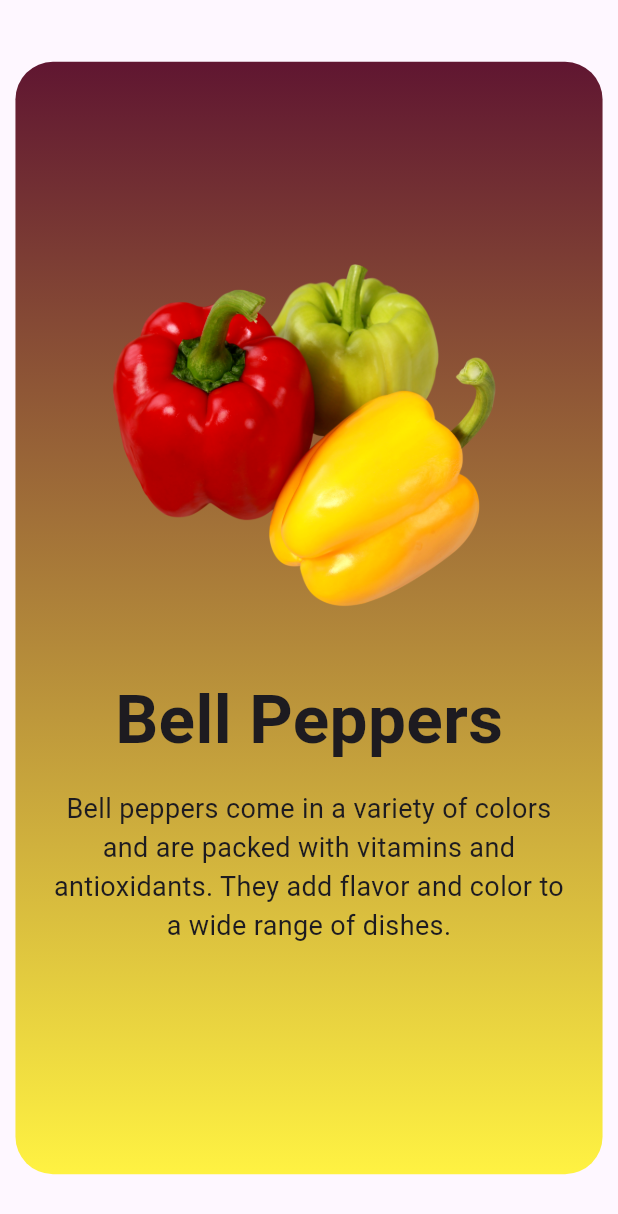
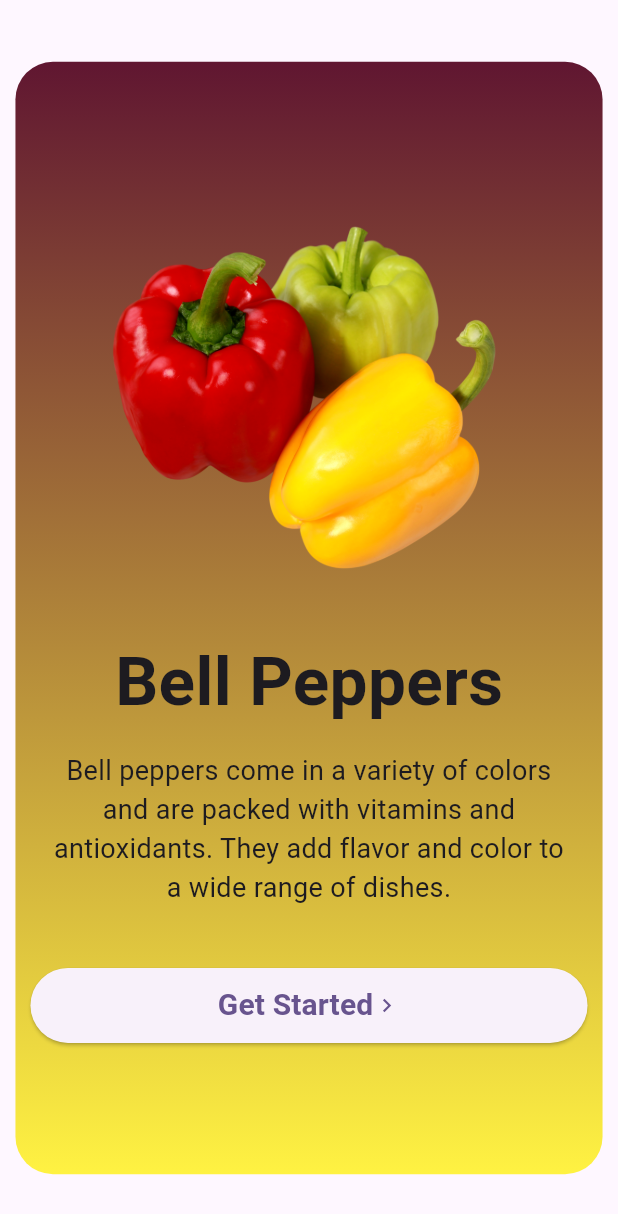
Before and after one commit to jncoderz/vegetable-jn, a Flutter app: the screen it shows after launch, on a phone screen of 412 x 824 dp. Shown: the top 1214 px of the screen. Run offline on Flutter 3.47's test engine with Material 2 defaults, Android fonts, the phone set to English and light mode, and no system bars.

Commit message:
add button

```diff
--- a/lib/main.dart
+++ b/lib/main.dart
@@ -17,7 +17,7 @@ class MyApp extends StatelessWidget {
         useMaterial3: true,
       ),
       debugShowCheckedModeBanner: false,
-      // initialRoute: "/",
+      initialRoute: "/",
       routes: {
         "/": (context) => const OnBoardingScreen(),
         // "/detail": (context) =>   VegetableDetail(vegetable: vegetable,),
--- a/lib/screens/onboarding_screen.dart
+++ b/lib/screens/onboarding_screen.dart
@@ -1,5 +1,6 @@
 import 'package:flutter/material.dart';
 import 'package:vegitable_cart/models/model_list.dart';
+import 'package:vegitable_cart/widgets/custom_button.dart';
 
 class OnBoardingScreen extends StatefulWidget {
   const OnBoardingScreen({super.key});
@@ -60,6 +61,7 @@ class _OnBoardingScreenState extends State<OnBoardingScreen> {
                         const SizedBox(
                           height: 40,
                         ),
+                        const CustomButton(),
                       ]),
                 ),
               );
```
Also changed, not shown: lib/screens/vegetable_list.dart (+6 -5 lines).
